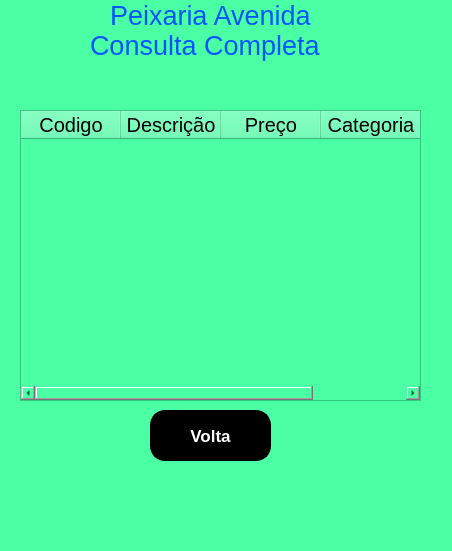
Qt form Projeto/sexta.ui (marceloamaro/Pratica_BD) before a commit.
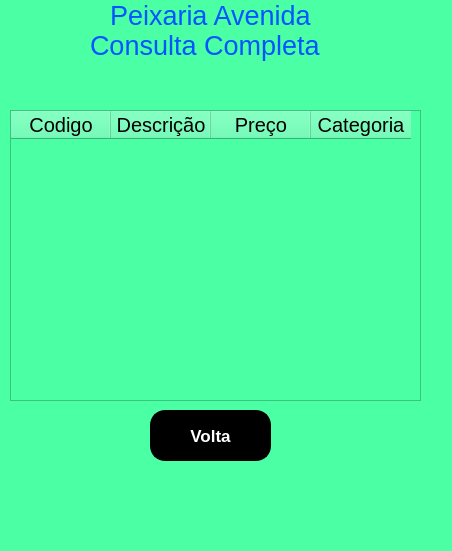
The same form after that commit. Icons and pictures are not drawn.

```diff
--- a/Projeto/sexta.ui
+++ b/Projeto/sexta.ui
@@ -69,9 +69,9 @@
    <widget class="QTableWidget" name="tableWidget">
     <property name="geometry">
      <rect>
-      <x>20</x>
+      <x>10</x>
       <y>110</y>
-      <width>401</width>
+      <width>411</width>
       <height>291</height>
      </rect>
     </property>
```
